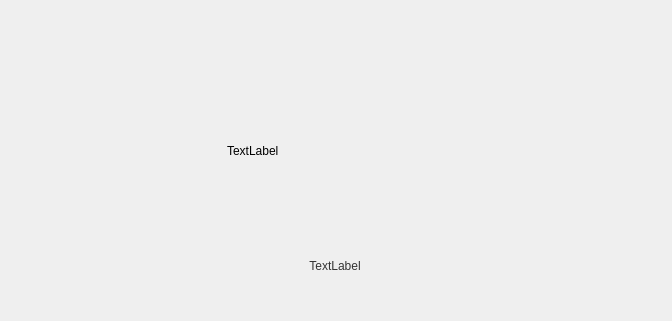
The window that LNKWallet/control/BlankDefaultWidget.ui (HcashOrg/hx-indicator) describes before a commit, drawn with Qt 5.
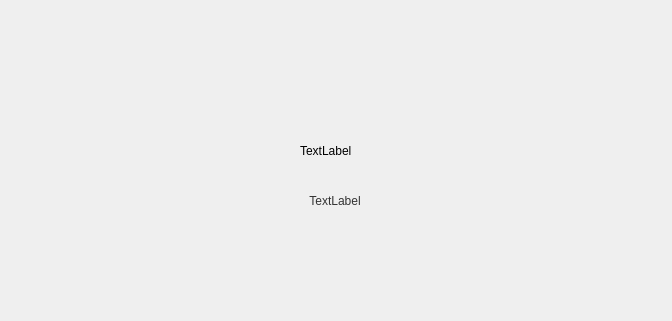
The same window after the commit.

What changed in the file:
```diff
--- a/LNKWallet/control/BlankDefaultWidget.ui
+++ b/LNKWallet/control/BlankDefaultWidget.ui
@@ -75,14 +75,14 @@
         <widget class="QLabel" name="label_pic">
          <property name="minimumSize">
           <size>
-           <width>218</width>
-           <height>210</height>
+           <width>73</width>
+           <height>81</height>
           </size>
          </property>
          <property name="maximumSize">
           <size>
-           <width>218</width>
-           <height>210</height>
+           <width>73</width>
+           <height>81</height>
           </size>
          </property>
          <property name="text">
```
